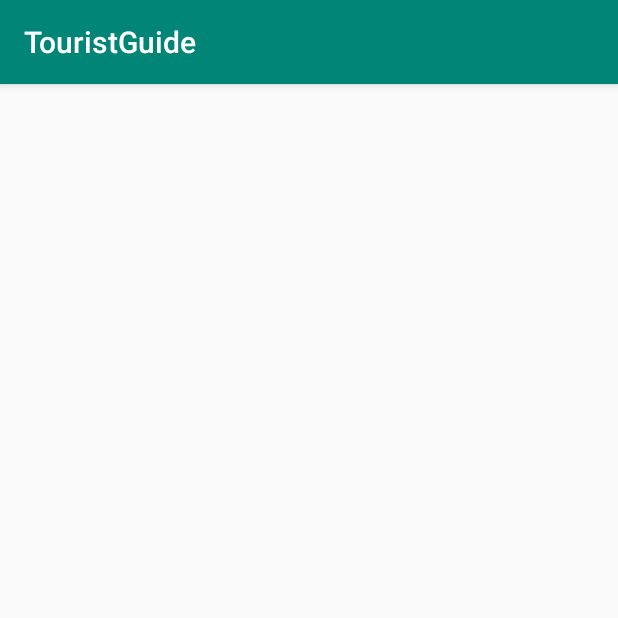
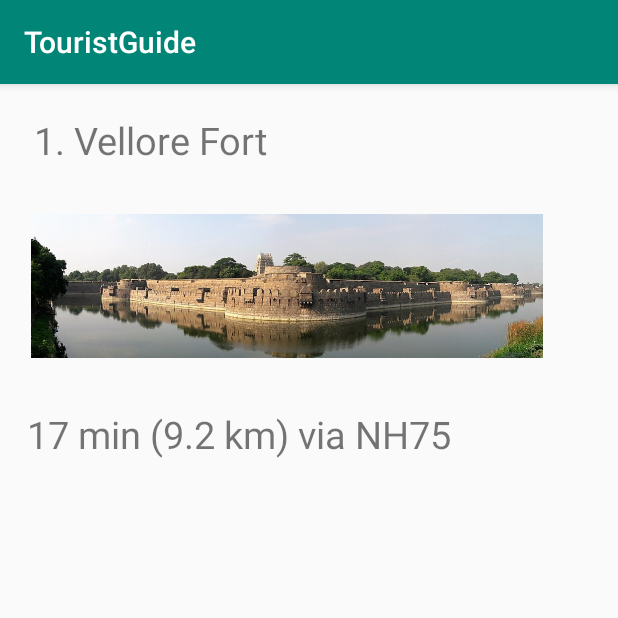
Before and after one commit to lukefire5156/TouristGuide, an Android app: the history screen opened directly, with no data from a screen before it, on a phone screen of 412 x 824 dp, the top half of it. Run offline under Robolectric (Android 15) with nearby library versions, the phone set to English and light mode, and no system bars.

Commit message:
last commit of hackathon

```diff
--- a/app/src/main/java/com/lukefire/touristguide/MainActivity.java
+++ b/app/src/main/java/com/lukefire/touristguide/MainActivity.java
@@ -5,6 +5,7 @@ import androidx.appcompat.app.AppCompatActivity;
 
 import android.content.Intent;
 import android.os.Bundle;
+import android.provider.Settings;
 import android.text.TextUtils;
 import android.view.View;
 import android.widget.Button;
@@ -24,6 +25,7 @@ public class MainActivity extends AppCompatActivity {
     private EditText password;
     private Button login;
     private Button signup;
+
 
     @Override
     protected void onCreate(Bundle savedInstanceState) {
--- a/app/src/main/res/layout/activity_history.xml
+++ b/app/src/main/res/layout/activity_history.xml
@@ -6,4 +6,39 @@
     android:layout_height="match_parent"
     tools:context=".history">
 
+    <TextView
+        android:id="@+id/textView21"
+        android:layout_width="wrap_content"
+        android:layout_height="wrap_content"
+        android:layout_marginStart="22dp"
+        android:layout_marginTop="20dp"
+        android:layout_marginEnd="233dp"
+        android:text="1. Vellore Fort"
+        android:textSize="25sp"
+        app:layout_constraintEnd_toEndOf="parent"
+        app:layout_constraintStart_toStartOf="parent"
+        app:layout_constraintTop_toTopOf="parent" />
+
+    <ImageView
+        android:id="@+id/fort"
+        android:layout_width="341dp"
+        android:layout_height="116dp"
+        android:layout_marginStart="20dp"
+        android:layout_marginTop="22dp"
+        android:layout_marginEnd="50dp"
+        app:layout_constraintEnd_toEndOf="parent"
+        app:layout_constraintStart_toStartOf="parent"
+        app:layout_constraintTop_toBottomOf="@+id/textView21"
+        app:srcCompat="@drawable/fort" />
+
+    <TextView
+        android:id="@+id/textView22"
+        android:layout_width="wrap_content"
+        android:layout_height="wrap_content"
+        android:layout_marginStart="18dp"
+        android:layout_marginTop="23dp"
+        android:text="17 min (9.2 km) via NH75"
+        android:textSize="25sp"
+        app:layout_constraintStart_toStartOf="parent"
+        app:layout_constraintTop_toBottomOf="@+id/fort" />
 </androidx.constraintlayout.widget.ConstraintLayout>
--- a/app/src/main/res/layout/activity_temple.xml
+++ b/app/src/main/res/layout/activity_temple.xml
@@ -20,7 +20,7 @@
         app:layout_constraintTop_toTopOf="parent" />
 
     <ImageView
-        android:id="@+id/imageView2"
+        android:id="@+id/temple"
         android:layout_width="351dp"
         android:layout_height="280dp"
         android:layout_marginStart="15dp"
@@ -39,5 +39,5 @@
         android:text="18 min (9.3 km) via NH75"
         android:textSize="24sp"
         app:layout_constraintStart_toStartOf="parent"
-        app:layout_constraintTop_toBottomOf="@+id/imageView2" />
+        app:layout_constraintTop_toBottomOf="@+id/temple" />
 </androidx.constraintlayout.widget.ConstraintLayout>
```
Also changed, not shown: app/src/main/java/com/lukefire/touristguide/temple.java (+16 -0 lines), app/src/main/res/layout/activity_beach.xml (+12 -0 lines), app/src/main/res/drawable/fort.jpg (added).
